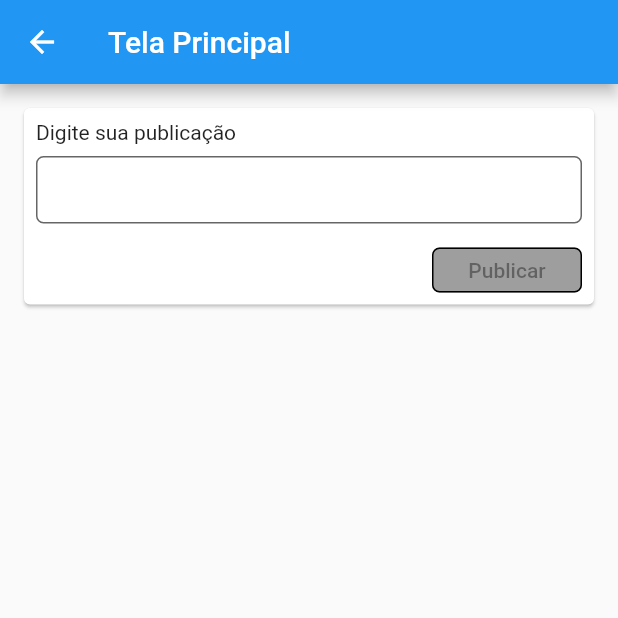
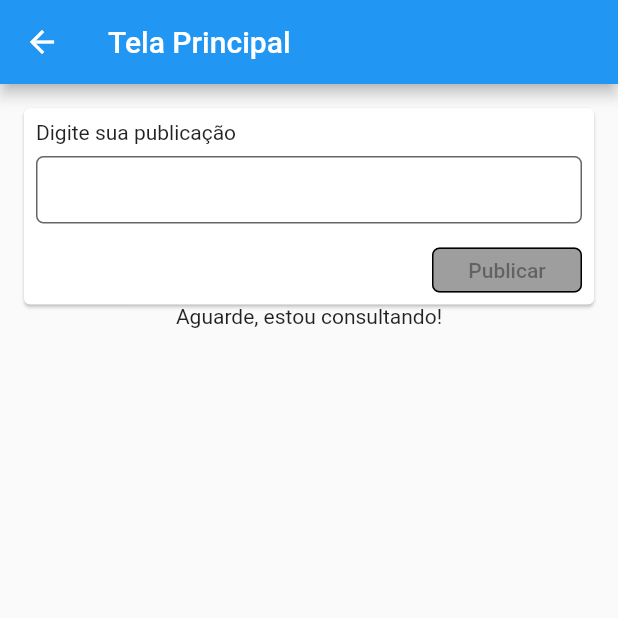
Before and after one commit to oapmartins/project-learning-pacto, a Flutter app: the HomePage screen opened by its route, on a phone screen of 412 x 824 dp, the top half of it. Run offline on Flutter 3.47's test engine with Material 2 defaults, Android fonts, the phone set to English and light mode, and no system bars; drawn by our look-alikes of pull_to_refresh; our stand-ins replace dio, flutter_mobx, get_it, mobx, retrofit, shared_preferences; accounts and stored records are empty; generated files the repository leaves out were written again.

```diff
--- a/micro_blog_flutter/lib/screens/home/home_page.dart
+++ b/micro_blog_flutter/lib/screens/home/home_page.dart
@@ -2,6 +2,7 @@ import 'package:flutter/material.dart';
 import 'package:flutter_mobx/flutter_mobx.dart';
 import 'package:get_it/get_it.dart';
 import 'package:micro_blog_flutter/controllers/feed/feed_controller.dart';
+import 'package:micro_blog_flutter/util/enum_status_consulta.dart';
 import 'package:micro_blog_flutter/util/widget/custom_button.dart';
 import 'package:micro_blog_flutter/util/widget/custom_textField.dart';
 import 'package:micro_blog_flutter/util/widget/util_dialog.dart';
@@ -84,7 +85,42 @@ class _HomePageState extends State<HomePage> {
                     ),
                   );
                 },
-              )
+              ),
+              Observer(
+                // ignore: missing_return
+                builder: (_) {
+                  switch (_feedController.mStatusConsultaFeed) {
+                    case StatusConsulta.CARREGANDO:
+                      return Text('Aguarde, estou consultando!');
+                      break;
+                    case StatusConsulta.SUCESSO:
+                      return ListView.builder(
+                        itemBuilder: (context, index) {
+                          var post = _feedController.mPostagens[index];
+                          return Card(
+                            child: Padding(
+                              padding: const EdgeInsets.all(8.0),
+                              child: Column(
+                                crossAxisAlignment: CrossAxisAlignment.start,
+                                children: [
+                                  Text('${post.criador.name}'),
+                                  Divider(),
+                                  Text('${post.conteudo}'),
+                                ],
+                              ),
+                            ),
+                          );
+                        },
+                        itemCount: _feedController.mPostagens.length,
+                        shrinkWrap: true,
+                      );
+                      break;
+                    case StatusConsulta.FALHA:
+                      return Text('Ops, não consegui carregar!');
+                      break;
+                  }
+                },
+              ),
             ],
           ),
         ),
--- /dev/null
+++ b/micro_blog_flutter/lib/util/enum_status_consulta.dart
@@ -0,0 +1,5 @@
+enum StatusConsulta {
+  CARREGANDO,
+  SUCESSO,
+  FALHA,
+}
--- a/micro_blog_flutter/lib/util/util_date_time.dart
+++ b/micro_blog_flutter/lib/util/util_date_time.dart
@@ -2,6 +2,10 @@ import 'package:intl/intl.dart';
 
 class UtilDateTime {
   static DateTime convertStringToDate(String date) {
-    return DateFormat().parse(date);
+    try {
+      return DateFormat('yyyy-MM-dd hh:mm:ss', 'en_US').parse(date);
+    } catch (e) {
+      return null;
+    }
   }
 }
```
Also changed, not shown: micro_blog_flutter/lib/controllers/feed/feed_controller.dart (+7 -0 lines), 2 other files.
